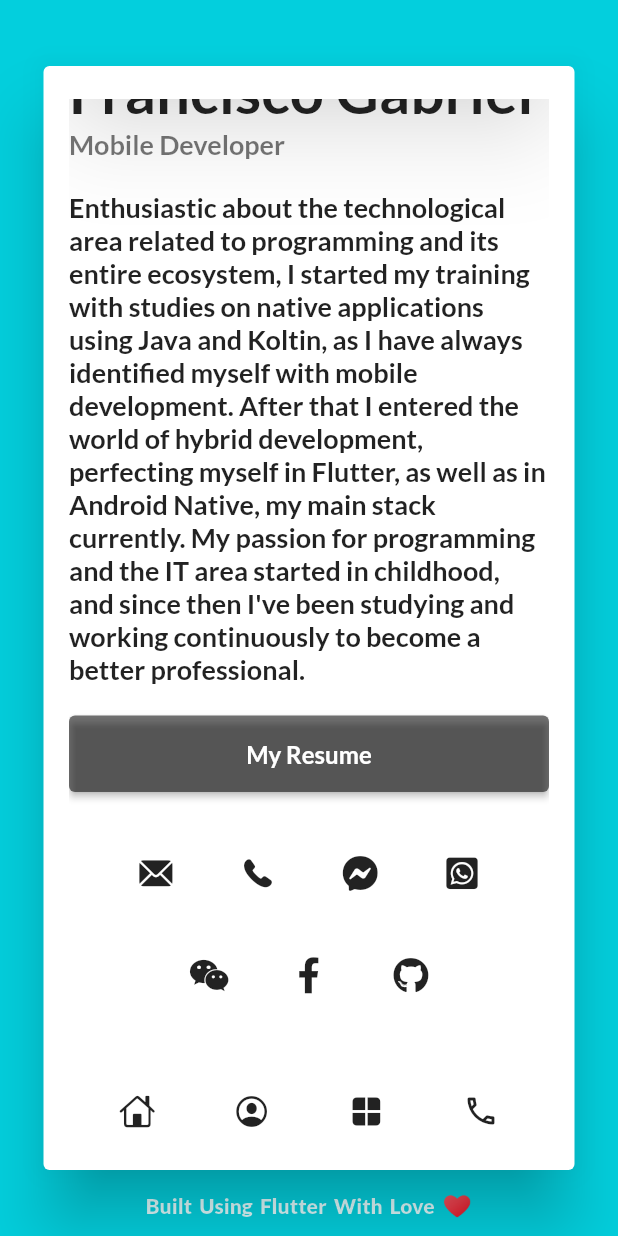
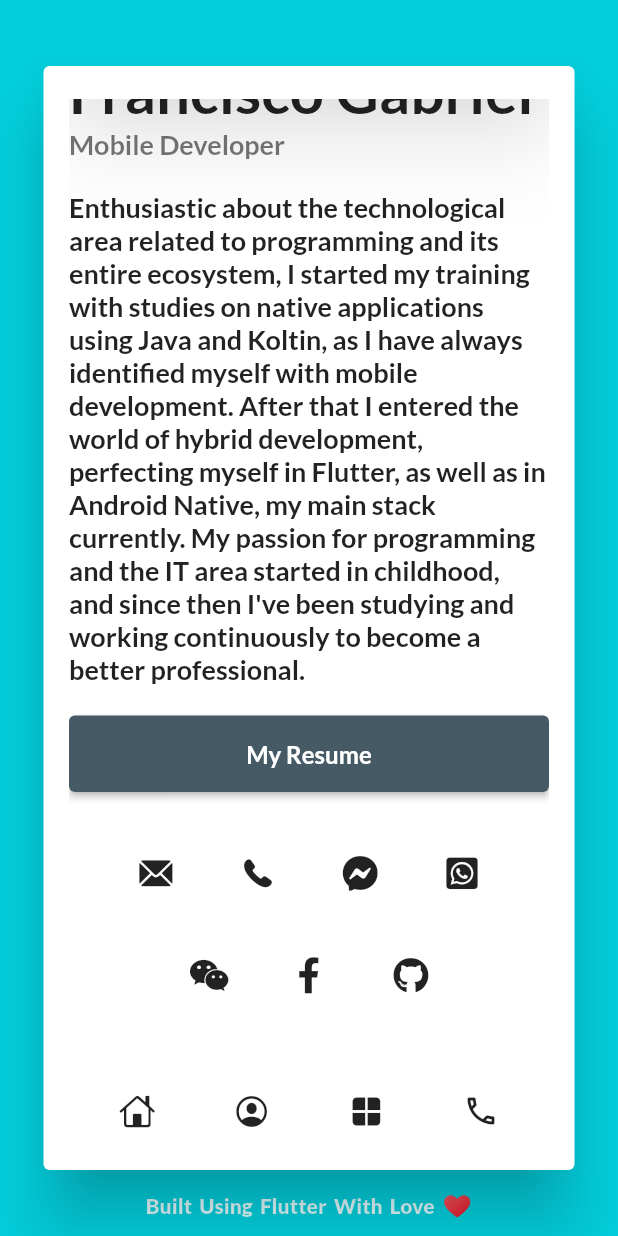
Before and after one commit to Franciscof11/Portfolio_Flutter_Web, a Flutter app: the screen it shows after launch, item 2 of the bottom bar chosen, scrolled down 449 dp, on a phone screen of 412 x 824 dp. Run offline on Flutter 3.47's test engine with Material 2 defaults, Android fonts, the phone set to English and light mode, and no system bars; drawn by our look-alikes of shimmer; our stand-ins replace animated_text_kit, font_awesome_flutter, google_fonts, percent_indicator.

```diff
--- a/lib/Custom Things/profile_details_section.dart
+++ b/lib/Custom Things/profile_details_section.dart
@@ -52,7 +52,7 @@ class ProfileDetailsSection extends StatelessWidget {
             style: ButtonStyle(
               padding: MaterialStateProperty.all(EdgeInsets.all(16)),
               backgroundColor: MaterialStateProperty.all(
-                Colors.black54,
+                Colors.blueGrey[700],
               ),
             ),
             onPressed: () async {
--- a/lib/Models/my_strings.dart
+++ b/lib/Models/my_strings.dart
@@ -27,7 +27,7 @@ class MyStrings {
   static final String myWechat = "venomshakib";
   static final String myGithub = "devShakib015";
   static final String myResume =
-      "https://docs.google.com/document/d/1H_hMzZQXB9ZEfFmNQ7mrfdVOwSfUckmwnoJfaOsXvJQ/edit?usp=sharing";
+      "https://docs.google.com/document/d/1Ui_bfssTp0Yqb4X7-5rWfvpfEGLX5_0I-w6AWGxBiTk/edit?usp=share_link";
 
   static final List<Map<String, dynamic>> contactButtons = [
     {
```
